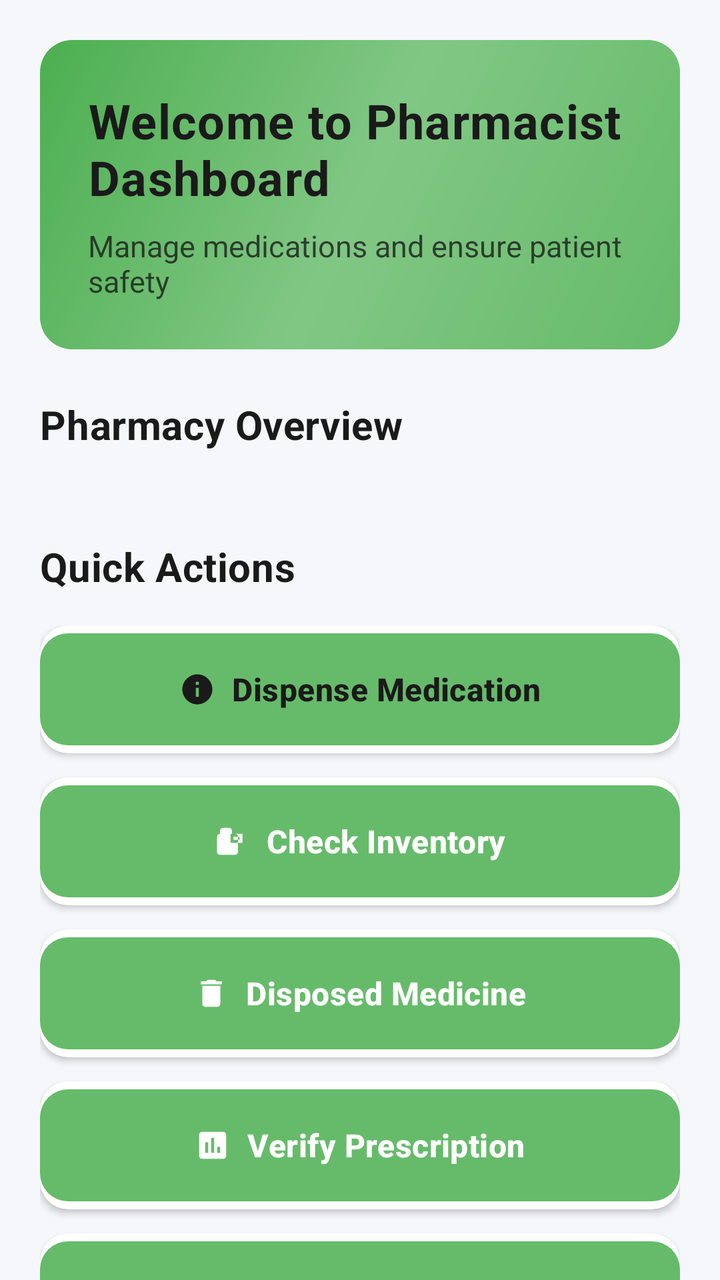
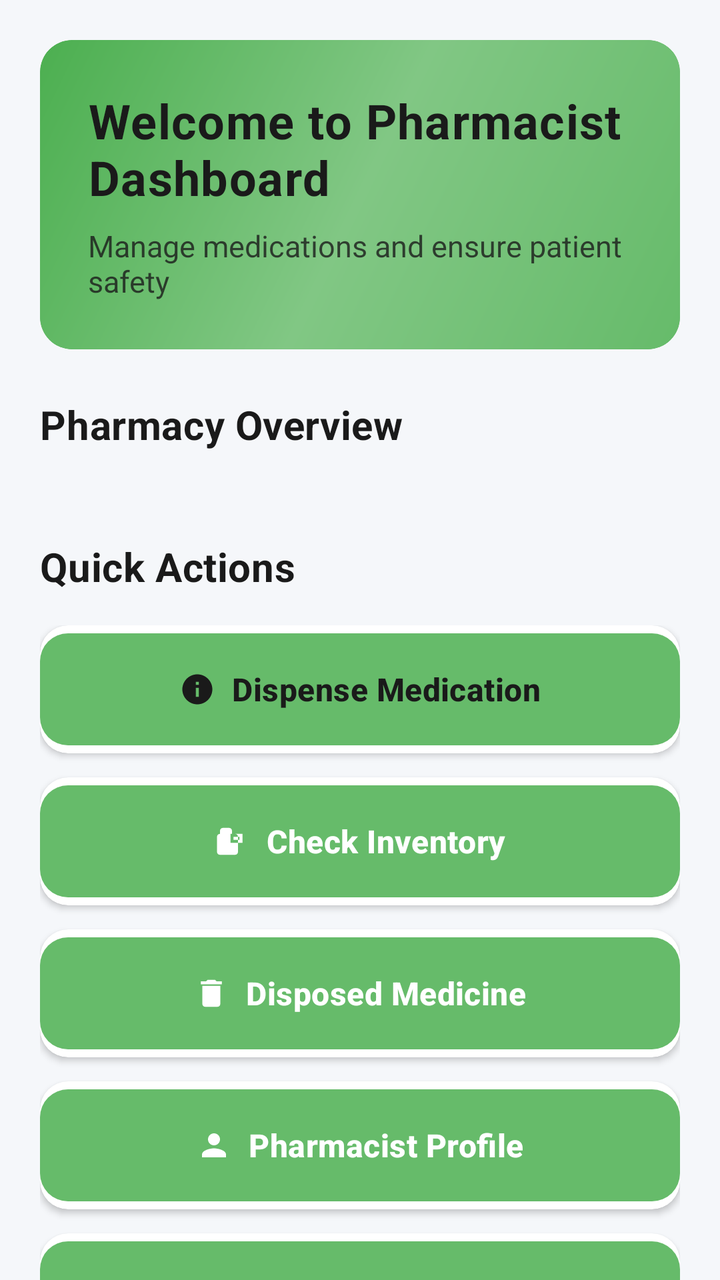

Compare the two renders of this Android layout. The source of the first and the diff that turns it into the second are given below.
<!-- AndroidManifest.xml: activity theme Theme.H_CAS.NoActionBar -->
<!-- res/layout/fragment_pharmacist_dashboard.xml -->
<?xml version="1.0" encoding="utf-8"?>
<ScrollView xmlns:android="http://schemas.android.com/apk/res/android"
    xmlns:app="http://schemas.android.com/apk/res-auto"
    android:layout_width="match_parent"
    android:layout_height="match_parent"
    android:background="#F5F7FA"
    android:fillViewport="true"
    android:scrollbars="none">

    <LinearLayout
        android:layout_width="match_parent"
        android:layout_height="wrap_content"
        android:orientation="vertical"
        android:padding="20dp">

        
        <com.google.android.material.card.MaterialCardView
            android:layout_width="match_parent"
            android:layout_height="wrap_content"
            android:layout_marginBottom="24dp"
            app:cardCornerRadius="16dp"
            app:cardElevation="0dp"
            app:strokeWidth="0dp"
            app:cardBackgroundColor="@color/pharmacist_green">

            <LinearLayout
                android:layout_width="match_parent"
                android:layout_height="wrap_content"
                android:orientation="vertical"
                android:padding="24dp"
                android:background="@drawable/pharmacist_welcome_background">

                <TextView
                    android:id="@+id/welcomeTextView"
                    android:layout_width="wrap_content"
                    android:layout_height="wrap_content"
                    android:text="Welcome to Pharmacist Dashboard"
                    android:textSize="24sp"
                    android:textStyle="bold"
                    android:textColor="#1A1A1A"
                    android:letterSpacing="0.02" />

                <TextView
                    android:id="@+id/subtitleTextView"
                    android:layout_width="wrap_content"
                    android:layout_height="wrap_content"
                    android:layout_marginTop="8dp"
                    android:text="Manage medications and ensure patient safety"
                    android:textSize="15sp"
                    android:textColor="#1A1A1A"
                    android:alpha="0.8" />

            </LinearLayout>

        </com.google.android.material.card.MaterialCardView>

        
        <LinearLayout
            android:layout_width="match_parent"
            android:layout_height="wrap_content"
            android:orientation="horizontal"
            android:gravity="center_vertical"
            android:layout_marginBottom="16dp">

            <TextView
                android:layout_width="0dp"
                android:layout_height="wrap_content"
                android:layout_weight="1"
                android:text="Pharmacy Overview"
                android:textSize="20sp"
                android:textStyle="bold"
                android:textColor="#1A1A1A"
                android:letterSpacing="0.01" />

        </LinearLayout>

        <androidx.recyclerview.widget.RecyclerView
            android:id="@+id/statsRecyclerView"
            android:layout_width="match_parent"
            android:layout_height="wrap_content"
            android:layout_marginBottom="28dp"
            android:nestedScrollingEnabled="false" />

        
        <LinearLayout
            android:layout_width="match_parent"
            android:layout_height="wrap_content"
            android:orientation="horizontal"
            android:gravity="center_vertical"
            android:layout_marginBottom="16dp">

            <TextView
                android:layout_width="0dp"
                android:layout_height="wrap_content"
                android:layout_weight="1"
                android:text="Quick Actions"
                android:textSize="20sp"
                android:textStyle="bold"
                android:textColor="#1A1A1A"
                android:letterSpacing="0.01" />

        </LinearLayout>

        <LinearLayout
            android:layout_width="match_parent"
            android:layout_height="wrap_content"
            android:orientation="vertical">

            
            <com.google.android.material.card.MaterialCardView
                android:layout_width="match_parent"
                android:layout_height="wrap_content"
                android:layout_marginBottom="12dp"
                app:cardCornerRadius="14dp"
                app:cardElevation="2dp"
                app:strokeWidth="0dp"
                app:cardBackgroundColor="@color/white">

                <com.google.android.material.button.MaterialButton
                    android:id="@+id/dispensingButton"
                    android:layout_width="match_parent"
                    android:layout_height="64dp"
                    android:text="Dispense Medication"
                    android:textSize="16sp"
                    android:textStyle="bold"
                    android:textColor="#1A1A1A"
                    android:letterSpacing="0.01"
                    app:icon="@drawable/ic_medication_dispensing"
                    app:iconGravity="textStart"
                    app:iconTint="#1A1A1A"
                    app:cornerRadius="14dp"
                    app:backgroundTint="@color/pharmacist_green"
                    app:elevation="0dp"
                    android:paddingStart="20dp"
                    android:paddingEnd="20dp" />

            </com.google.android.material.card.MaterialCardView>

            
            <com.google.android.material.card.MaterialCardView
                android:layout_width="match_parent"
                android:layout_height="wrap_content"
                android:layout_marginBottom="12dp"
                app:cardCornerRadius="14dp"
                app:cardElevation="2dp"
                app:strokeWidth="0dp"
                app:cardBackgroundColor="@color/white">

                <com.google.android.material.button.MaterialButton
                    android:id="@+id/inventoryButton"
                    android:layout_width="match_parent"
                    android:layout_height="64dp"
                    android:text="Check Inventory"
                    android:textSize="16sp"
                    android:textStyle="bold"
                    android:textColor="@color/white"
                    android:letterSpacing="0.01"
                    app:icon="@drawable/ic_inventory"
                    app:iconGravity="textStart"
                    app:iconTint="@color/white"
                    app:cornerRadius="14dp"
                    app:backgroundTint="@color/pharmacist_green"
                    app:elevation="0dp"
                    android:paddingStart="20dp"
                    android:paddingEnd="20dp" />

            </com.google.android.material.card.MaterialCardView>

            
            <com.google.android.material.card.MaterialCardView
                android:layout_width="match_parent"
                android:layout_height="wrap_content"
                android:layout_marginBottom="12dp"
                app:cardCornerRadius="14dp"
                app:cardElevation="2dp"
                app:strokeWidth="0dp"
                app:cardBackgroundColor="@color/white">

                <com.google.android.material.button.MaterialButton
                    android:id="@+id/interactionsButton"
                    android:layout_width="match_parent"
                    android:layout_height="64dp"
                    android:text="Disposed Medicine"
                    android:textSize="16sp"
                    android:textStyle="bold"
                    android:textColor="@color/white"
                    android:letterSpacing="0.01"
                    app:icon="@drawable/ic_delete"
                    app:iconGravity="textStart"
                    app:iconTint="@color/white"
                    app:cornerRadius="14dp"
                    app:backgroundTint="@color/pharmacist_green"
                    app:elevation="0dp"
                    android:paddingStart="20dp"
                    android:paddingEnd="20dp" />

            </com.google.android.material.card.MaterialCardView>

            
            <com.google.android.material.card.MaterialCardView
                android:layout_width="match_parent"
                android:layout_height="wrap_content"
                android:layout_marginBottom="12dp"
                app:cardCornerRadius="14dp"
                app:cardElevation="2dp"
                app:strokeWidth="0dp"
                app:cardBackgroundColor="@color/white">

                <com.google.android.material.button.MaterialButton
                    android:id="@+id/verificationButton"
                    android:layout_width="match_parent"
                    android:layout_height="64dp"
                    android:text="Verify Prescription"
                    android:textSize="16sp"
                    android:textStyle="bold"
                    android:textColor="@color/white"
                    android:letterSpacing="0.01"
                    app:icon="@drawable/ic_prescription_verification"
                    app:iconGravity="textStart"
                    app:iconTint="@color/white"
                    app:cornerRadius="14dp"
                    app:backgroundTint="@color/pharmacist_green"
                    app:elevation="0dp"
                    android:paddingStart="20dp"
                    android:paddingEnd="20dp" />

            </com.google.android.material.card.MaterialCardView>

            
            <com.google.android.material.card.MaterialCardView
                android:layout_width="match_parent"
                android:layout_height="wrap_content"
                android:layout_marginBottom="12dp"
                app:cardCornerRadius="14dp"
                app:cardElevation="2dp"
                app:strokeWidth="0dp"
                app:cardBackgroundColor="@color/white">

                <com.google.android.material.button.MaterialButton
                    android:id="@+id/profileButton"
                    android:layout_width="match_parent"
                    android:layout_height="64dp"
                    android:text="Pharmacist Profile"
                    android:textSize="16sp"
                    android:textStyle="bold"
                    android:textColor="@color/white"
                    android:letterSpacing="0.01"
                    app:icon="@drawable/ic_doctor_profile"
                    app:iconGravity="textStart"
                    app:iconTint="@color/white"
                    app:cornerRadius="14dp"
                    app:backgroundTint="@color/pharmacist_green"
                    app:elevation="0dp"
                    android:paddingStart="20dp"
                    android:paddingEnd="20dp" />

            </com.google.android.material.card.MaterialCardView>

            
            <com.google.android.material.card.MaterialCardView
                android:layout_width="match_parent"
                android:layout_height="wrap_content"
                android:layout_marginBottom="8dp"
                app:cardCornerRadius="14dp"
                app:cardElevation="2dp"
                app:strokeWidth="0dp"
                app:cardBackgroundColor="@color/white">

                <com.google.android.material.button.MaterialButton
                    android:id="@+id/reportsButton"
                    android:layout_width="match_parent"
                    android:layout_height="64dp"
                    android:text="Pharmacy Reports"
                    android:textSize="16sp"
                    android:textStyle="bold"
                    android:textColor="@color/white"
                    android:letterSpacing="0.01"
                    app:icon="@drawable/ic_analytics"
                    app:iconGravity="textStart"
                    app:iconTint="@color/white"
                    app:cornerRadius="14dp"
                    app:backgroundTint="@color/pharmacist_green"
                    app:elevation="0dp"
                    android:paddingStart="20dp"
                    android:paddingEnd="20dp" />

            </com.google.android.material.card.MaterialCardView>

        </LinearLayout>

    </LinearLayout>

</ScrollView>
<!-- resources referenced by this layout -->
<resources>
  <color name="pharmacist_green">#66BB6A</color>
  <color name="white">#FFFFFFFF</color>
  <!-- drawable ic_analytics (drawable) -->
  <?xml version="1.0" encoding="utf-8"?>
  <vector xmlns:android="http://schemas.android.com/apk/res/android"
      android:width="24dp"
      android:height="24dp"
      android:viewportWidth="24"
      android:viewportHeight="24"
      android:tint="@color/white">
      <path
          android:fillColor="@android:color/white"
          android:pathData="M19,3L5,3c-1.1,0 -2,0.9 -2,2v14c0,1.1 0.9,2 2,2h14c1.1,0 2,-0.9 2,-2L21,5c0,-1.1 -0.9,-2 -2,-2zM9,17L7,17v-7h2v7zM13,17h-2L11,7h2v10zM17,17h-2v-4h2v4z"/>
  </vector>
  <!-- drawable ic_delete (drawable) -->
  <vector xmlns:android="http://schemas.android.com/apk/res/android"
      android:width="24dp"
      android:height="24dp"
      android:viewportWidth="24"
      android:viewportHeight="24"
      android:tint="?attr/colorOnSurface">
    <path
        android:fillColor="@android:color/white"
        android:pathData="M6,19c0,1.1 0.9,2 2,2h8c1.1,0 2,-0.9 2,-2V7H6v12zM19,4h-3.5l-1,-1h-5l-1,1H5v2h14V4z"/>
  </vector>
  <!-- drawable ic_doctor_profile (drawable) -->
  <vector xmlns:android="http://schemas.android.com/apk/res/android"
      android:width="24dp"
      android:height="24dp"
      android:viewportWidth="24"
      android:viewportHeight="24"
      android:tint="?attr/colorOnSurface">
    <path
        android:fillColor="@android:color/white"
        android:pathData="M12,12c2.21,0 4,-1.79 4,-4s-1.79,-4 -4,-4 -4,1.79 -4,4 1.79,4 4,4zM12,14c-2.67,0 -8,1.34 -8,4v2h16v-2c0,-2.66 -5.33,-4 -8,-4z"/>
  </vector>
  <!-- drawable ic_medication_dispensing (drawable) -->
  <?xml version="1.0" encoding="utf-8"?>
  <vector xmlns:android="http://schemas.android.com/apk/res/android"
      android:width="24dp"
      android:height="24dp"
      android:viewportWidth="24"
      android:viewportHeight="24"
      android:tint="@color/white">
      <path
          android:fillColor="@android:color/white"
          android:pathData="M12,2C6.48,2 2,6.48 2,12s4.48,10 10,10 10,-4.48 10,-10S17.52,2 12,2zM13,17h-2v-6h2v6zM13,9h-2L11,7h2v2z"/>
  </vector>
  <!-- drawable ic_prescription_verification (drawable) -->
  <?xml version="1.0" encoding="utf-8"?>
  <vector xmlns:android="http://schemas.android.com/apk/res/android"
      android:width="24dp"
      android:height="24dp"
      android:viewportWidth="24"
      android:viewportHeight="24"
      android:tint="@color/white">
      <path
          android:fillColor="@android:color/white"
          android:pathData="M19,3L5,3c-1.1,0 -2,0.9 -2,2v14c0,1.1 0.9,2 2,2h14c1.1,0 2,-0.9 2,-2L21,5c0,-1.1 -0.9,-2 -2,-2zM9,17L7,17v-7h2v7zM13,17h-2L11,7h2v10zM17,17h-2v-4h2v4z"/>
  </vector>
  <!-- drawable pharmacist_welcome_background (drawable) -->
  <?xml version="1.0" encoding="utf-8"?>
  <shape xmlns:android="http://schemas.android.com/apk/res/android"
      android:shape="rectangle">
      <gradient
          android:angle="135"
          android:startColor="#66BB6A"
          android:centerColor="#81C784"
          android:endColor="#4CAF50"
          android:type="linear" />
      <corners android:radius="16dp" />
  </shape>
  <style name="Theme.H_CAS.NoActionBar" parent="Theme.Material3.DayNight.NoActionBar">
          <item name="colorPrimary">@color/primary_blue</item>
          <item name="colorPrimaryDark">@color/primary_blue_dark</item>
          <item name="colorAccent">@color/accent_blue</item>
          <item name="android:statusBarColor">@color/white</item>
          <item name="android:windowLightStatusBar">true</item>
      </style>
  <color name="primary_blue">#1976D2</color>
  <color name="primary_blue_dark">#1565C0</color>
  <color name="accent_blue">#2196F3</color>
  <!-- unchanged entries left out for length: 1 -->
</resources>

<!-- the commit's change to res/layout/fragment_pharmacist_dashboard.xml (unified diff, before → after) -->
@@ -207,36 +207,6 @@
                 app:cardBackgroundColor="@color/white">
 
                 <com.google.android.material.button.MaterialButton
-                    android:id="@+id/verificationButton"
-                    android:layout_width="match_parent"
-                    android:layout_height="64dp"
-                    android:text="Verify Prescription"
-                    android:textSize="16sp"
-                    android:textStyle="bold"
-                    android:textColor="@color/white"
-                    android:letterSpacing="0.01"
-                    app:icon="@drawable/ic_prescription_verification"
-                    app:iconGravity="textStart"
-                    app:iconTint="@color/white"
-                    app:cornerRadius="14dp"
-                    app:backgroundTint="@color/pharmacist_green"
-                    app:elevation="0dp"
-                    android:paddingStart="20dp"
-                    android:paddingEnd="20dp" />
-
-            </com.google.android.material.card.MaterialCardView>
-
-            
-            <com.google.android.material.card.MaterialCardView
-                android:layout_width="match_parent"
-                android:layout_height="wrap_content"
-                android:layout_marginBottom="12dp"
-                app:cardCornerRadius="14dp"
-                app:cardElevation="2dp"
-                app:strokeWidth="0dp"
-                app:cardBackgroundColor="@color/white">
-
-                <com.google.android.material.button.MaterialButton
                     android:id="@+id/profileButton"
                     android:layout_width="match_parent"
                     android:layout_height="64dp"
<!-- resource entries referenced after the edit -->
@@ -48,18 +48,6 @@
           android:fillColor="@android:color/white"
           android:pathData="M12,2C6.48,2 2,6.48 2,12s4.48,10 10,10 10,-4.48 10,-10S17.52,2 12,2zM13,17h-2v-6h2v6zM13,9h-2L11,7h2v2z"/>
   </vector>
-  <!-- drawable ic_prescription_verification (drawable) -->
-  <?xml version="1.0" encoding="utf-8"?>
-  <vector xmlns:android="http://schemas.android.com/apk/res/android"
-      android:width="24dp"
-      android:height="24dp"
-      android:viewportWidth="24"
-      android:viewportHeight="24"
-      android:tint="@color/white">
-      <path
-          android:fillColor="@android:color/white"
-          android:pathData="M19,3L5,3c-1.1,0 -2,0.9 -2,2v14c0,1.1 0.9,2 2,2h14c1.1,0 2,-0.9 2,-2L21,5c0,-1.1 -0.9,-2 -2,-2zM9,17L7,17v-7h2v7zM13,17h-2L11,7h2v10zM17,17h-2v-4h2v4z"/>
-  </vector>
   <!-- drawable pharmacist_welcome_background (drawable) -->
   <?xml version="1.0" encoding="utf-8"?>
   <shape xmlns:android="http://schemas.android.com/apk/res/android"
